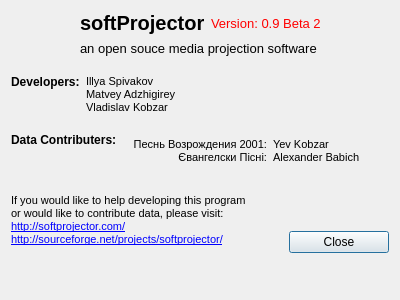
Above: src/aboutdialog.ui from SoftProjector/src before the change. Below: the same form after it.
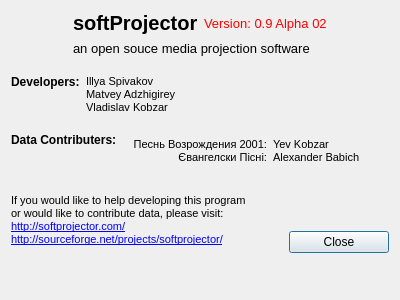
That is the form after the change.

Commit message: Version numbering update (0.9.Alpha02)

Diff of the .ui file:
```diff
--- a/src/aboutdialog.ui
+++ b/src/aboutdialog.ui
@@ -88,7 +88,7 @@
         </font>
        </property>
        <property name="text">
-        <string>Version: 0.9 Beta 2</string>
+        <string>Version: 0.9 Alpha 02</string>
        </property>
       </widget>
      </item>
```
The commit also changes 1 other file.
